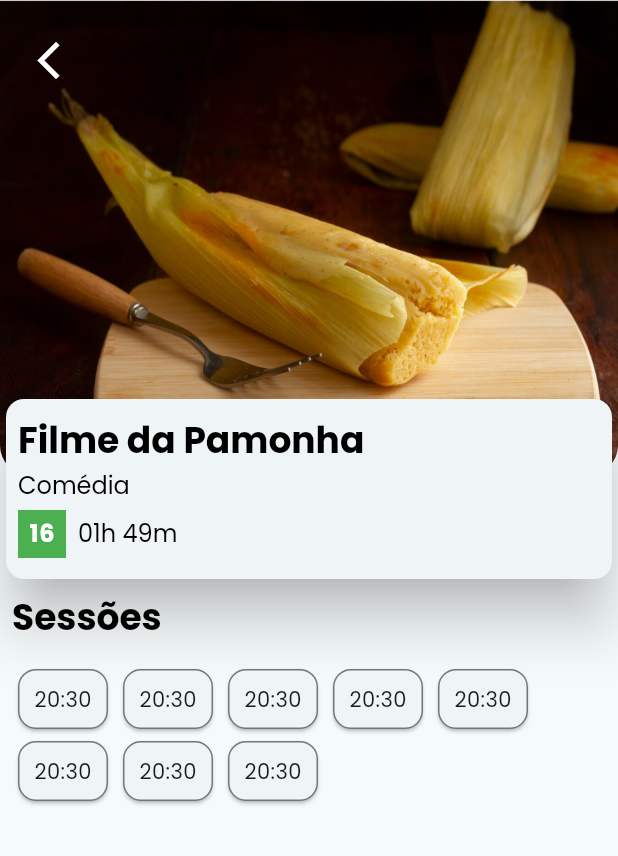
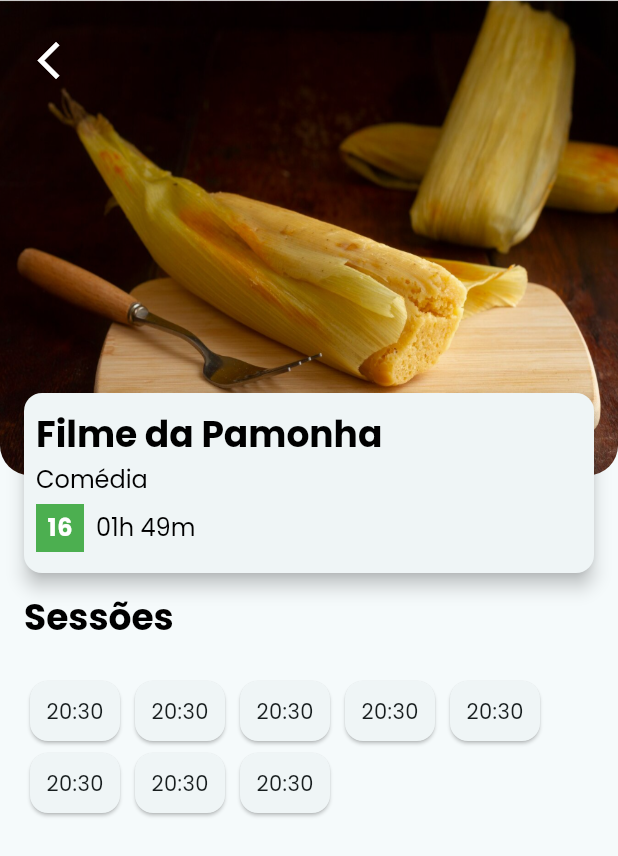
Before and after one commit to ikyrie/projeto_panucci_movies, a Flutter app: the MovieScreen screen opened directly, on a phone screen of 412 x 824 dp. Shown: the top 856 px of the screen. Run offline on Flutter 3.47's test engine with Material 2 defaults, Android fonts, the phone set to English and light mode, and no system bars.

Commit message:
style: Arrumando espaçamentos da tela de descrição do filme; Melhorando a visibilidade dos cartões de horário; Refatorando o borderRadius para utilizar o vertical

```diff
--- a/lib/screens/movie.dart
+++ b/lib/screens/movie.dart
@@ -18,9 +18,8 @@ class MovieScreen extends StatelessWidget {
                       image: AssetImage("assets/images/pamonha.png"),
                       fit: BoxFit.fill,
                     ),
-                    borderRadius: BorderRadius.only(
-                      bottomLeft: Radius.circular(20),
-                      bottomRight: Radius.circular(20),
+                    borderRadius: BorderRadius.vertical(
+                      bottom: Radius.circular(20),
                     ),
                   ),
                   height: MediaQuery.of(context).size.height / 2.6,
@@ -39,7 +38,8 @@ class MovieScreen extends StatelessWidget {
                 Align(
                   alignment: Alignment.bottomCenter,
                   child: Card(
-                    elevation: 16,
+                    margin: EdgeInsets.symmetric(horizontal: 16),
+                    elevation: 5,
                     child: ConstrainedBox(
                       constraints: const BoxConstraints(
                         minHeight: 120,
@@ -51,14 +51,8 @@ class MovieScreen extends StatelessWidget {
                           crossAxisAlignment: CrossAxisAlignment.start,
                           mainAxisAlignment: MainAxisAlignment.spaceEvenly,
                           children: [
-                            Text(
-                              "Filme da Pamonha",
-                              style: Theme.of(context).textTheme.displayMedium,
-                            ),
-                            Text(
-                              "Comédia",
-                              style: Theme.of(context).textTheme.displaySmall,
-                            ),
+                            Text( "Filme da Pamonha", style: Theme.of(context).textTheme.displayMedium,),
+                            Text( "Comédia", style: Theme.of(context).textTheme.displaySmall,),
                             Row(
                               mainAxisAlignment: MainAxisAlignment.start,
                               children: [
@@ -93,7 +87,7 @@ class MovieScreen extends StatelessWidget {
             ),
           ),
           Padding(
-            padding: const EdgeInsets.all(8.0),
+            padding: const EdgeInsets.all(16.0),
             child: Text(
               "Sessões",
               style: Theme.of(context).textTheme.displayMedium,
@@ -101,7 +95,7 @@ class MovieScreen extends StatelessWidget {
           ),
           Expanded(
             child: ListView(
-              padding: const EdgeInsets.all(8),
+              padding: const EdgeInsets.fromLTRB(16.0, 8.0, 16.0, 8.0),
               children: [
                 Wrap(
                   spacing: 2.0,
@@ -114,17 +108,8 @@ class MovieScreen extends StatelessWidget {
                     '20:30',
                     '20:30',
                     '20:30',
-                  ]
-                      .map(
+                  ].map(
                     (e) => Card(
-                          shape: RoundedRectangleBorder(
-                            side: BorderSide(
-                              color: Theme.of(context).colorScheme.outline,
-                            ),
-                            borderRadius: const BorderRadius.all(
-                              Radius.circular(12),
-                            ),
-                          ),
                       child: InkWell(
                         onTap: () {},
                         child: SizedBox(
```
Lines whose indentation alone changed are shown as unchanged.
